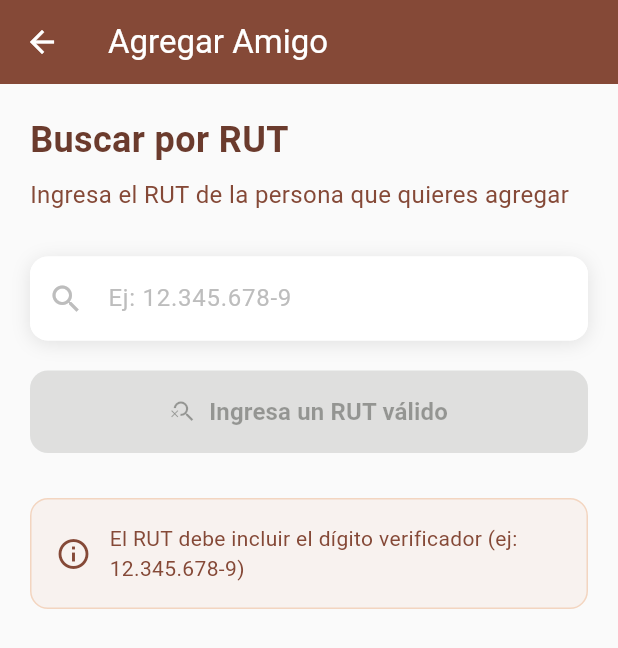
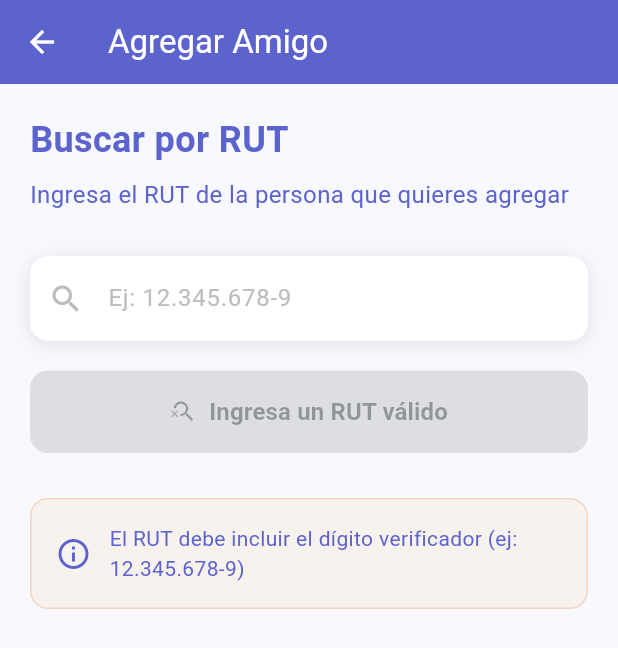
Before and after one commit to JoMULLOA/BioRuta, a Flutter app: the AmistadMenuScreen screen opened by its route, after a tap on "Agregar Amigos", on a phone screen of 412 x 824 dp. Shown: the top 648 px of the screen. Run offline on Flutter 3.47's test engine with Material 3 defaults, Android fonts, the phone set to English and light mode, and no system bars; our stand-ins replace fl_chart, flutter_local_notifications, flutter_secure_storage, geolocator, jwt_decoder, permission_handler and 2 more; missing offline and left inert: flutter_osm_plugin; accounts and stored records are empty; network calls fail.

Commit message:
cambios a colores amistades
ca,bio colores amistades

```diff
--- a/frontend/lib/perfil/amistad_menu.dart
+++ b/frontend/lib/perfil/amistad_menu.dart
@@ -1,14 +1,26 @@
 import 'package:flutter/material.dart';
+import 'package:provider/provider.dart';
 import '../perfil/solicitudes.dart';
 import '../perfil/amigos.dart';
 import '../perfil/notificaciones.dart';
 import '../utils/custom_app_bar.dart';
+import '../config/app_colors.dart';
+import '../providers/theme_provider.dart';
 
 class AmistadMenuScreen extends StatelessWidget {
   @override
   Widget build(BuildContext context) {
-    return Scaffold(
-      backgroundColor: Colors.grey[50],
+    return Consumer<ThemeProvider>(
+      builder: (context, themeProvider, child) {
+        final primaryColor = themeProvider.isDarkMode
+            ? AppColors.primaryDark
+            : AppColors.primaryLight;
+        final backgroundColor = themeProvider.isDarkMode
+            ? AppColors.darkBackground
+            : AppColors.lightBackground;
+
+        return Scaffold(
+          backgroundColor: backgroundColor,
       appBar: CustomAppBar(
         title: 'Amistades',
         showNotifications: false,
@@ -19,20 +31,20 @@ class AmistadMenuScreen extends StatelessWidget {
           crossAxisAlignment: CrossAxisAlignment.start,
           children: [
             // Título principal
-            const Text(
+            Text(
               'Gestiona tus Amistades',
               style: TextStyle(
                 fontSize: 24,
                 fontWeight: FontWeight.bold,
-                color: Color(0xFF6B3B2D),
+                color: primaryColor,
               ),
             ),
             const SizedBox(height: 8),
-            const Text(
+            Text(
               'Conecta con otros usuarios de BioRuta',
               style: TextStyle(
                 fontSize: 16,
-                color: Color(0xFF854937),
+                color: primaryColor,
               ),
             ),
             const SizedBox(height: 30),
@@ -44,6 +56,8 @@ class AmistadMenuScreen extends StatelessWidget {
               title: 'Solicitudes',
               subtitle: 'Gestiona las solicitudes de amistad pendientes',
               color: Colors.orange,
+              primaryColor: primaryColor,
+              backgroundColor: backgroundColor,
               onTap: () {
                 Navigator.push(
                   context,
@@ -60,6 +74,8 @@ class AmistadMenuScreen extends StatelessWidget {
               title: 'Agregar Amigos',
               subtitle: 'Busca y envía solicitudes de amistad',
               color: Colors.blue,
+              primaryColor: primaryColor,
+              backgroundColor: backgroundColor,
               onTap: () {
                 Navigator.push(
                   context,
@@ -76,6 +92,8 @@ class AmistadMenuScreen extends StatelessWidget {
               title: 'Mis Amigos',
               subtitle: 'Ve tu lista de amigos y chatea con ellos',
               color: Colors.green,
+              primaryColor: primaryColor,
+              backgroundColor: backgroundColor,
               onTap: () {
                 Navigator.push(
                   context,
@@ -86,6 +104,8 @@ class AmistadMenuScreen extends StatelessWidget {
           ],
         ),
       ),
+        );
+      },
     );
   }
 
@@ -95,11 +115,17 @@ class AmistadMenuScreen extends StatelessWidget {
     required String title,
     required String subtitle,
     required Color color,
+    required Color primaryColor,
+    required Color backgroundColor,
     required VoidCallback onTap,
   }) {
+    final surfaceColor = backgroundColor == AppColors.darkBackground
+        ? AppColors.darkSurface
+        : Colors.white;
+
     return Container(
       decoration: BoxDecoration(
-        color: Colors.white,
+        color: surfaceColor,
         borderRadius: BorderRadius.circular(16),
         boxShadow: [
           BoxShadow(
@@ -138,10 +164,12 @@ class AmistadMenuScreen extends StatelessWidget {
                     children: [
                       Text(
                         title,
-                        style: const TextStyle(
+                        style: TextStyle(
                           fontSize: 18,
                           fontWeight: FontWeight.bold,
-                          color: Colors.black87,
+                          color: backgroundColor == AppColors.darkBackground
+                              ? AppColors.darkText
+                              : Colors.black87,
                         ),
                       ),
                       const SizedBox(height: 4),
@@ -149,7 +177,9 @@ class AmistadMenuScreen extends StatelessWidget {
                         subtitle,
                         style: TextStyle(
                           fontSize: 14,
-                          color: Colors.grey[600],
+                          color: backgroundColor == AppColors.darkBackground
+                              ? AppColors.darkSecondaryText
+                              : Colors.grey[600],
                         ),
                       ),
                     ],
@@ -157,7 +187,9 @@ class AmistadMenuScreen extends StatelessWidget {
                 ),
                 Icon(
                   Icons.arrow_forward_ios,
-                  color: Colors.grey[400],
+                  color: backgroundColor == AppColors.darkBackground
+                      ? AppColors.darkSecondaryText
+                      : Colors.grey[400],
                   size: 20,
                 ),
               ],
--- a/frontend/lib/perfil/solicitudes.dart
+++ b/frontend/lib/perfil/solicitudes.dart
@@ -2,10 +2,13 @@ import 'package:flutter/material.dart';
 import 'package:flutter/services.dart';
 import 'package:http/http.dart' as http;
 import 'dart:convert';
+import 'package:provider/provider.dart';
 import '../config/confGlobal.dart';
 import '../services/amistad_service.dart';
 import '../utils/token_manager.dart';
 import '../helpers/notificacion_helpers.dart';
+import '../config/app_colors.dart';
+import '../providers/theme_provider.dart';
 
 class Solicitud extends StatefulWidget {
   @override
@@ -194,11 +197,20 @@ class _SolicitudState extends State<Solicitud> {
 
   @override
   Widget build(BuildContext context) {
+    return Consumer<ThemeProvider>(
+      builder: (context, themeProvider, child) {
+        final primaryColor = themeProvider.isDarkMode
+            ? AppColors.primaryDark
+            : AppColors.primaryLight;
+        final backgroundColor = themeProvider.isDarkMode
+            ? AppColors.darkBackground
+            : AppColors.lightBackground;
+
         return Scaffold(
-      backgroundColor: Colors.grey[50],
+          backgroundColor: backgroundColor,
           appBar: AppBar(
             title: const Text('Agregar Amigo'),
-        backgroundColor: const Color(0xFF854937),
+            backgroundColor: primaryColor,
             foregroundColor: Colors.white,
             elevation: 0,
           ),
@@ -208,20 +220,20 @@ class _SolicitudState extends State<Solicitud> {
           crossAxisAlignment: CrossAxisAlignment.start,
           children: [
             // Título
-            const Text(
+            Text(
               'Buscar por RUT',
               style: TextStyle(
                 fontSize: 24,
                 fontWeight: FontWeight.bold,
-                color: Color(0xFF6B3B2D),
+                color: primaryColor,
               ),
             ),
             const SizedBox(height: 8),
-            const Text(
+            Text(
               'Ingresa el RUT de la persona que quieres agregar',
               style: TextStyle(
                 fontSize: 16,
-                color: Color(0xFF854937),
+                color: primaryColor,
               ),
             ),
             const SizedBox(height: 30),
@@ -229,7 +241,7 @@ class _SolicitudState extends State<Solicitud> {
             // Barra de búsqueda - igual que antes
             Container(
               decoration: BoxDecoration(
-                color: Colors.white,
+                color: themeProvider.isDarkMode ? AppColors.darkSurface : Colors.white,
                 borderRadius: BorderRadius.circular(12),
                 boxShadow: [
                   BoxShadow(
@@ -244,6 +256,9 @@ class _SolicitudState extends State<Solicitud> {
                 focusNode: _focusNode,
                 keyboardType: TextInputType.text,
                 textCapitalization: TextCapitalization.characters,
+                style: TextStyle(
+                  color: themeProvider.isDarkMode ? AppColors.darkText : Colors.black87,
+                ),
                 inputFormatters: [
                   FilteringTextInputFormatter.allow(RegExp(r'[0-9kK.-]')),
                   LengthLimitingTextInputFormatter(12),
@@ -262,7 +277,7 @@ class _SolicitudState extends State<Solicitud> {
                   hintStyle: TextStyle(color: Colors.grey[400]),
                   prefixIcon: Icon(
                     Icons.search,
-                    color: _isValidRut ? Color(0xFF854937) : Colors.grey[400],
+                    color: _isValidRut ? primaryColor : Colors.grey[400],
                   ),
                   suffixIcon: _rutController.text.isNotEmpty
                       ? IconButton(
@@ -276,7 +291,7 @@ class _SolicitudState extends State<Solicitud> {
                     borderSide: BorderSide.none,
                   ),
                   filled: true,
-                  fillColor: Colors.white,
+                  fillColor: themeProvider.isDarkMode ? AppColors.darkSurface : Colors.white,
                   contentPadding: const EdgeInsets.symmetric(
                     horizontal: 16,
                     vertical: 16,
@@ -305,7 +320,7 @@ class _SolicitudState extends State<Solicitud> {
               child: ElevatedButton(
                 onPressed: _isValidRut && !_isLoading ? _buscarAmigo : null,
                 style: ElevatedButton.styleFrom(
-                  backgroundColor: _isValidRut ? Color(0xFF854937) : Colors.grey[300],
+                  backgroundColor: _isValidRut ? primaryColor : Colors.grey[300],
                   foregroundColor: _isValidRut ? Colors.white : Colors.grey[500],
                   padding: const EdgeInsets.symmetric(vertical: 16),
                   shape: RoundedRectangleBorder(
@@ -347,7 +362,7 @@ class _SolicitudState extends State<Solicitud> {
                 width: double.infinity,
                 padding: const EdgeInsets.all(20),
                 decoration: BoxDecoration(
-                  color: Colors.white,
+                  color: themeProvider.isDarkMode ? AppColors.darkSurface : Colors.white,
                   borderRadius: BorderRadius.circular(16),
                   boxShadow: [
                     BoxShadow(
@@ -357,7 +372,7 @@ class _SolicitudState extends State<Solicitud> {
                     ),
                   ],
                   border: Border.all(
-                    color: Color(0xFF854937).withOpacity(0.2),
+                    color: primaryColor.withOpacity(0.2),
                     width: 1,
                   ),
                 ),
@@ -369,13 +384,13 @@ class _SolicitudState extends State<Solicitud> {
                       width: 80,
                       height: 80,
                       decoration: BoxDecoration(
-                        color: Color(0xFF854937).withOpacity(0.1),
+                        color: primaryColor.withOpacity(0.1),
                         shape: BoxShape.circle,
                       ),
                       child: Icon(
                         Icons.person,
                         size: 40,
-                        color: Color(0xFF854937),
+                        color: primaryColor,
                       ),
                     ),
                     const SizedBox(height: 16),
@@ -386,7 +401,7 @@ class _SolicitudState extends State<Solicitud> {
                       style: TextStyle(
                         fontSize: 18,
                         fontWeight: FontWeight.bold,
-                        color: Color(0xFF854937),
+                        color: primaryColor,
                       ),
                     ),
                     const SizedBox(height: 12),
@@ -396,7 +411,9 @@ class _SolicitudState extends State<Solicitud> {
                       width: double.infinity,
                       padding: const EdgeInsets.all(16),
                       decoration: BoxDecoration(
-                        color: Color(0xFFF8F2EF),
+                        color: themeProvider.isDarkMode
+                            ? AppColors.darkBackground.withOpacity(0.5)
+                            : Color(0xFFF8F2EF),
                         borderRadius: BorderRadius.circular(12),
                       ),
                       child: Column(
@@ -458,19 +475,27 @@ class _SolicitudState extends State<Solicitud> {
             Container(
               padding: const EdgeInsets.all(16),
               decoration: BoxDecoration(
-                color: Color(0xFFF8F2EF),
+                color: themeProvider.isDarkMode
+                    ? AppColors.darkSurface.withOpacity(0.5)
+                    : Color(0xFFF8F2EF),
                 borderRadius: BorderRadius.circular(12),
-                border: Border.all(color: Color(0xFFF3D5C0)),
+                border: Border.all(
+                  color: themeProvider.isDarkMode
+                      ? primaryColor.withOpacity(0.3)
+                      : Color(0xFFF3D5C0)
+                ),
               ),
               child: Row(
                 children: [
-                  Icon(Icons.info_outline, color: Color(0xFF854937)),
+                  Icon(Icons.info_outline, color: primaryColor),
                   const SizedBox(width: 12),
                   Expanded(
                     child: Text(
                       'El RUT debe incluir el dígito verificador (ej: 12.345.678-9)',
                       style: TextStyle(
-                        color: Color(0xFF854937),
+                        color: themeProvider.isDarkMode
+                            ? AppColors.darkText
+                            : primaryColor,
                         fontSize: 14,
                       ),
                     ),
@@ -482,9 +507,17 @@ class _SolicitudState extends State<Solicitud> {
         ),
       ),
         );
+      },
+    );
   }
 
   Widget _buildInfoRow(String label, String value) {
+    return Consumer<ThemeProvider>(
+      builder: (context, themeProvider, child) {
+        final primaryColor = themeProvider.isDarkMode
+            ? AppColors.primaryDark
+            : AppColors.primaryLight;
+
         return Row(
           mainAxisAlignment: MainAxisAlignment.spaceBetween,
           children: [
@@ -493,21 +526,23 @@ class _SolicitudState extends State<Solicitud> {
               style: TextStyle(
                 fontSize: 14,
                 fontWeight: FontWeight.w500,
-            color: Color(0xFF854937),
+                color: primaryColor,
               ),
             ),
         Expanded(
           child: Text(
             value,
             textAlign: TextAlign.right,
-            style: const TextStyle(
+            style: TextStyle(
               fontSize: 14,
               fontWeight: FontWeight.w600,
-              color: Colors.black87,
+              color: themeProvider.isDarkMode ? AppColors.darkText : Colors.black87,
             ),
           ),
         ),
           ],
         );
+      },
+    );
   }
 }
```
Also changed, not shown: frontend/lib/perfil/amigos.dart (+21 -7 lines), frontend/lib/perfil/notificaciones.dart (+24 -10 lines). Lines whose indentation alone changed are shown as unchanged.
